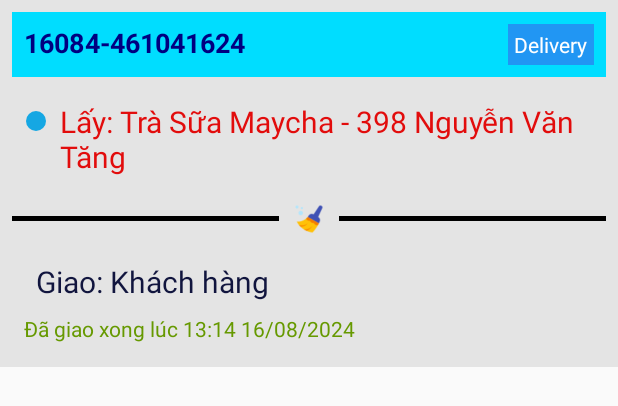
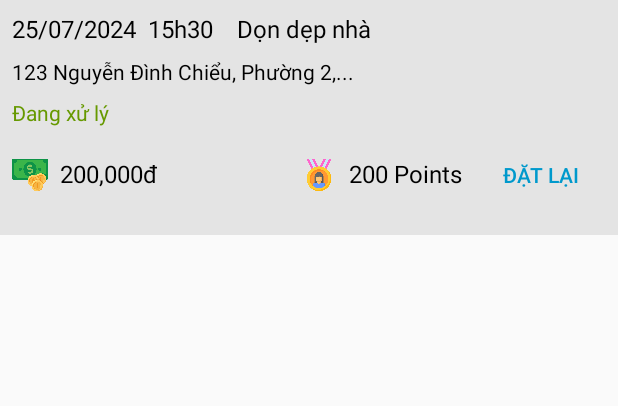
Before and after one commit to tsdevtool/Flex_CleanHouse, an Android app: the layout item_lv_she_cus.xml on its own in the app's theme, with its tools: preview values and no code run, on a phone screen of 412 x 824 dp. Shown: the top 406 px of the screen. Run offline under Robolectric (Android 15) with nearby library versions, the phone set to English and light mode, and no system bars.

Commit message:
interface/HistoryCustomer

```diff
--- a/UngDungDatDichVuDonDep/app/src/main/res/layout/activity_profile_customer.xml
+++ b/UngDungDatDichVuDonDep/app/src/main/res/layout/activity_profile_customer.xml
@@ -95,7 +95,5 @@
             android:layout_height="wrap_content"/>
     </LinearLayout>
 
-    <!-- Logout Button -->
-
 
 </LinearLayout>
--- a/UngDungDatDichVuDonDep/app/src/main/res/layout/item_lv_she_cus.xml
+++ b/UngDungDatDichVuDonDep/app/src/main/res/layout/item_lv_she_cus.xml
@@ -6,126 +6,130 @@
     android:padding="8dp"
     android:background="#E4E4E4">
 
-    <!-- Order Number and Delivery Badge -->
-
-    <!-- Pickup Details -->
-    <RelativeLayout
+    <!-- Date, Time, and Service Type -->
+    <LinearLayout
         android:layout_width="match_parent"
         android:layout_height="wrap_content"
-        android:layout_marginBottom="8dp"
-        android:background="@android:color/holo_blue_bright"
-        android:padding="8dp">
+        android:orientation="horizontal"
+        android:layout_gravity="center_vertical"
+        android:paddingBottom="8dp">
 
+        <!-- Date -->
         <TextView
             android:id="@+id/tvDate"
             android:layout_width="wrap_content"
             android:layout_height="wrap_content"
-            android:text="16084-461041624"
-            android:textColor="#000080"
-            android:textSize="18sp"
-            android:textStyle="bold" />
+            android:text="25/07/2024"
+            android:textSize="16sp"
+            android:textColor="#000000"
+            android:layout_marginEnd="8dp" />
 
-
+        <!-- Start Time -->
         <TextView
-            android:id="@+id/tvStatus"
+            android:id="@+id/tvStartTime"
             android:layout_width="wrap_content"
             android:layout_height="wrap_content"
-            android:layout_alignParentEnd="true"
-            android:layout_centerVertical="true"
-            android:background="#2196F3"
-            android:padding="4dp"
-            android:text="Delivery"
-            android:textColor="@android:color/white" />
-    </RelativeLayout>
+            android:text="15h30"
+            android:textSize="16sp"
+            android:textColor="#000000"
+            android:layout_marginEnd="8dp" />
 
-    <LinearLayout
-        android:layout_width="match_parent"
-        android:layout_height="wrap_content"
-        android:orientation="horizontal"
-        android:padding="8dp">
-
-        <ImageView
-            android:layout_width="16dp"
-            android:layout_height="16dp"
-            android:src="@drawable/ic_pickup"
-            android:layout_marginTop="5dp"/>
-
+        <!-- Service -->
         <TextView
-            android:id="@+id/tvStartTime"
-            android:layout_width="0dp"
+            android:id="@+id/tvService"
+            android:layout_width="wrap_content"
             android:layout_height="wrap_content"
-            android:layout_weight="1"
-            android:text="Lấy: Trà Sữa Maycha - 398 Nguyễn Văn Tăng"
-            android:textSize="20sp"
+            android:text="Dọn dẹp nhà"
+            android:textSize="16sp"
+            android:textColor="#000000"
             android:layout_marginStart="8dp"
-            android:textColor="#E20C0C" />
-
+            android:layout_weight="1" />
 
     </LinearLayout>
 
+    <!-- Address -->
+    <TextView
+        android:id="@+id/tvLocation"
+        android:layout_width="wrap_content"
+        android:layout_height="wrap_content"
+        android:text="123 Nguyễn Đình Chiểu, Phường 2,..."
+        android:textColor="#000000"
+        android:textSize="14sp"
+        android:ellipsize="end"
+        android:maxLines="1"
+        android:layout_marginBottom="8dp" />
 
+    <!-- Status -->
+    <TextView
+        android:id="@+id/tvStatus"
+        android:layout_width="wrap_content"
+        android:layout_height="wrap_content"
+        android:text="Đang xử lý"
+        android:textSize="14sp"
+        android:textColor="@android:color/holo_green_dark"
+        android:layout_marginBottom="8dp" />
 
-
+    <!-- Cost and Points Section -->
     <LinearLayout
         android:layout_width="match_parent"
         android:layout_height="wrap_content"
         android:orientation="horizontal"
         android:gravity="center_vertical"
-        android:layout_marginTop="8dp"
-        android:layout_marginBottom="8dp">
+        android:paddingBottom="8dp">
 
-        <!-- Left Line -->
-        <View
-            android:layout_width="0dp"
-            android:layout_height="3dp"
-            android:layout_weight="1"
-            android:background="@color/black" />
+        <!-- Cost -->
+        <LinearLayout
+            android:layout_width="wrap_content"
+            android:layout_height="wrap_content"
+            android:orientation="horizontal"
+            android:layout_weight="1">
 
+            <ImageView
+                android:layout_width="24dp"
+                android:layout_height="24dp"
+                android:src="@drawable/money" />
 
-        <ImageView
-            android:layout_width="24dp"
-            android:layout_height="24dp"
-            android:src="@drawable/icons_clean"
-            android:layout_marginStart="8dp"
-            android:layout_marginEnd="8dp" />
+            <TextView
+                android:id="@+id/tvCost"
+                android:layout_width="wrap_content"
+                android:layout_height="wrap_content"
+                android:text="200,000đ"
+                android:textSize="16sp"
+                android:textColor="#000000"
+                android:layout_marginStart="8dp" />
+        </LinearLayout>
 
+        <!-- Points -->
+        <LinearLayout
+            android:layout_width="wrap_content"
+            android:layout_height="wrap_content"
+            android:orientation="horizontal">
 
-        <View
-            android:layout_width="0dp"
-            android:layout_height="3dp"
-            android:layout_weight="1"
-            android:background="@color/black" />
+            <ImageView
+                android:layout_width="24dp"
+                android:layout_height="24dp"
+                android:src="@drawable/medal_award" />
+
+            <TextView
+                android:id="@+id/tvPoints"
+                android:layout_width="wrap_content"
+                android:layout_height="wrap_content"
+                android:text="200 Points"
+                android:textSize="16sp"
+                android:textColor="#000000"
+                android:layout_marginStart="8dp" />
+        </LinearLayout>
+
+        <!-- Action Button -->
+        <Button
+            android:id="@+id/btnAction"
+            android:layout_width="wrap_content"
+            android:layout_height="wrap_content"
+            android:text="ĐẶT LẠI"
+            android:textColor="@android:color/holo_blue_dark"
+            android:background="@android:color/transparent"
+            android:layout_marginStart="8dp" />
 
     </LinearLayout>
 
-    <LinearLayout
-        android:layout_width="match_parent"
-        android:layout_height="wrap_content"
-        android:orientation="horizontal"
-        android:padding="8dp">
-
-
-        <TextView
-            android:id="@+id/tvLocation"
-            android:layout_width="0dp"
-            android:layout_height="wrap_content"
-            android:layout_marginStart="8dp"
-            android:layout_weight="1"
-            android:text="Giao: Khách hàng"
-            android:textColor="#11153E"
-            android:textSize="20sp" />
-
-
-    </LinearLayout>
-
-
-    <TextView
-        android:id="@+id/txtService"
-        android:layout_width="wrap_content"
-        android:layout_height="wrap_content"
-        android:text="Đã giao xong lúc 13:14 16/08/2024"
-        android:textSize="14sp"
-        android:textColor="@android:color/holo_green_dark"
-        android:paddingStart="8dp"
-        android:paddingBottom="8dp"/>
 </LinearLayout>
```
Also changed, not shown: UngDungDatDichVuDonDep/app/src/main/res/drawable/item_background.xml (added, +10 -0 lines), UngDungDatDichVuDonDep/app/src/main/res/layout/activity_pay_and_confirm.xml (+34 -32 lines), UngDungDatDichVuDonDep/app/src/main/res/layout/list_item_lich_su.xml (added, +135 -0 lines), UngDungDatDichVuDonDep/app/src/main/res/drawable/money.png (added).
